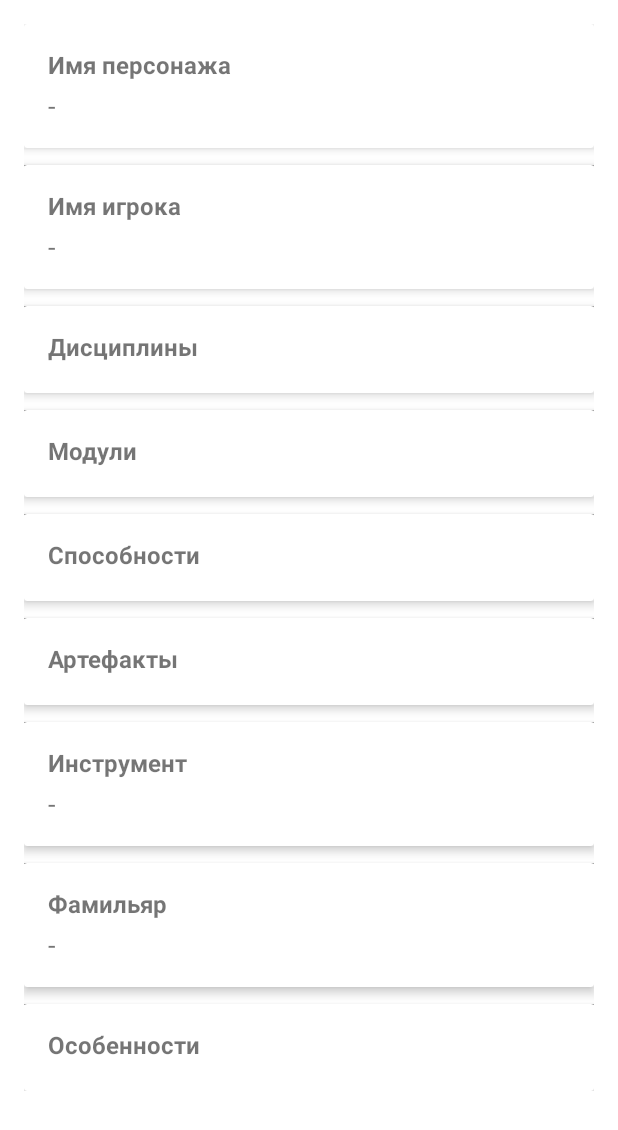
After one commit to Bas9312/Shift, an Android app: the ProfileActivity screen opened directly, with no data from a screen before it, on a phone screen of 412 x 824 dp. The commit adds this screen. Shown: the top 1130 px of the screen. Run offline under Robolectric (Android 15) with nearby library versions, the phone set to English and light mode, and no system bars; network calls fail; 1 statement that could not run was skipped.

Commit message:
Profile and aura

```diff
--- a/app/src/main/AndroidManifest.xml
+++ b/app/src/main/AndroidManifest.xml
@@ -43,6 +43,10 @@
             android:name=".ui.PointManagementActivity"
             android:exported="false" />
 
+        <activity
+            android:name=".ui.ProfileActivity"
+            android:exported="false" />
+
         <service
             android:name=".services.LocationService"
             android:exported="false" />
--- a/app/src/main/java/bas/app/shift/MainActivity.kt
+++ b/app/src/main/java/bas/app/shift/MainActivity.kt
@@ -60,6 +60,10 @@ class MainActivity : ComponentActivity() {
         binding.openAuraButton.setOnClickListener {
             startActivity(Intent(this, bas.app.shift.ui.AuraActivity::class.java))
         }
+
+        binding.btnOpenProfile.setOnClickListener {
+            startActivity(Intent(this, bas.app.shift.ui.ProfileActivity::class.java))
+        }
     }
 
     private fun updateUI() {
--- a/app/src/main/java/bas/app/shift/api/RetrofitClient.kt
+++ b/app/src/main/java/bas/app/shift/api/RetrofitClient.kt
@@ -1,7 +1,5 @@
-package com.example.shift.data.api
+package bas.app.shift.api
 
-import bas.app.shift.api.AuraApi
-import bas.app.shift.api.ShiftApi
 import okhttp3.OkHttpClient
 import okhttp3.logging.HttpLoggingInterceptor
 import retrofit2.Retrofit
@@ -36,4 +34,5 @@ object RetrofitClient {
 
     val shiftApi: ShiftApi = retrofit.create(ShiftApi::class.java)
     val auraApi: AuraApi = retrofit.create(AuraApi::class.java)
+    val userProfileApi: UserProfileApi = retrofit.create(UserProfileApi::class.java)
 }
--- /dev/null
+++ b/app/src/main/java/bas/app/shift/api/UserProfileApi.kt
@@ -0,0 +1,11 @@
+package bas.app.shift.api
+
+import bas.app.shift.models.User
+import retrofit2.Call
+import retrofit2.http.GET
+import retrofit2.http.Path
+
+interface UserProfileApi {
+    @GET("/api/v1/users/{id}")
+    fun getUserProfile(@Path("id") userId: String): Call<User>
+}
--- /dev/null
+++ b/app/src/main/java/bas/app/shift/helpers/UserPrefsHelper.kt
@@ -0,0 +1,20 @@
+package bas.app.shift.helpers
+
+import android.content.Context
+import android.content.SharedPreferences
+
+object UserPrefsHelper {
+    private const val PREFS_NAME = "user_prefs"
+    private const val KEY_USER_ID = "current_user_id"
+    private const val DEFAULT_USER_ID = "user-123"
+
+    fun getUserId(context: Context): String {
+        val prefs = context.getSharedPreferences(PREFS_NAME, Context.MODE_PRIVATE)
+        return prefs.getString(KEY_USER_ID, DEFAULT_USER_ID) ?: DEFAULT_USER_ID
+    }
+
+    fun setUserId(context: Context, userId: String) {
+        val prefs = context.getSharedPreferences(PREFS_NAME, Context.MODE_PRIVATE)
+        prefs.edit().putString(KEY_USER_ID, userId).apply()
+    }
+}
--- a/app/src/main/java/bas/app/shift/services/ServerService.kt
+++ b/app/src/main/java/bas/app/shift/services/ServerService.kt
@@ -7,7 +7,7 @@ import bas.app.shift.helpers.LogHelper
 import bas.app.shift.models.Point
 import bas.app.shift.models.PointRequest
 import bas.app.shift.models.UserLocation
-import com.example.shift.data.api.RetrofitClient
+import bas.app.shift.api.RetrofitClient
 import com.google.android.gms.maps.model.LatLng
 import kotlinx.coroutines.CoroutineScope
 import kotlinx.coroutines.Dispatchers
--- a/app/src/main/java/bas/app/shift/ui/AuraActivity.kt
+++ b/app/src/main/java/bas/app/shift/ui/AuraActivity.kt
@@ -5,8 +5,7 @@ import android.widget.Toast
 import androidx.appcompat.app.AppCompatActivity
 import bas.app.shift.R
 import bas.app.shift.api.AuraApi
-import bas.app.shift.models.*
-import com.example.shift.data.api.RetrofitClient
+import bas.app.shift.api.RetrofitClient
 import kotlinx.coroutines.CoroutineScope
 import kotlinx.coroutines.Dispatchers
 import kotlinx.coroutines.launch
--- a/app/src/main/java/bas/app/shift/ui/AuraCanvasView.kt
+++ b/app/src/main/java/bas/app/shift/ui/AuraCanvasView.kt
@@ -101,7 +101,7 @@ class AuraCanvasView @JvmOverloads constructor(
             style = Paint.Style.FILL
             alpha = if (aura.auraHidden) 80 else 180
         }
-        canvas.drawOval(centerX, centerY, auraRadius, paintAura)
+        canvas.drawCircle(centerX, centerY, auraRadius, paintAura)
 
         // 10 слотов для проблем по кругу вокруг человека
         val slotsCount = 10
--- /dev/null
+++ b/app/src/main/res/layout/activity_profile.xml
@@ -0,0 +1,254 @@
+<?xml version="1.0" encoding="utf-8"?>
+<ScrollView xmlns:android="http://schemas.android.com/apk/res/android"
+    xmlns:app="http://schemas.android.com/apk/res-auto"
+    android:layout_width="match_parent"
+    android:layout_height="match_parent"
+    android:padding="16dp">
+
+    <LinearLayout
+        android:layout_width="match_parent"
+        android:layout_height="wrap_content"
+        android:orientation="vertical"
+        android:divider="@android:color/darker_gray"
+        android:showDividers="middle">
+
+        <!-- Имя персонажа -->
+        <androidx.cardview.widget.CardView
+            android:layout_width="match_parent"
+            android:layout_height="wrap_content"
+            android:layout_marginBottom="12dp"
+            app:cardElevation="4dp">
+            <LinearLayout
+                android:layout_width="match_parent"
+                android:layout_height="wrap_content"
+                android:orientation="vertical"
+                android:padding="16dp">
+                <TextView
+                    android:text="Имя персонажа"
+                    android:textStyle="bold"
+                    android:textSize="16sp"
+                    android:layout_width="match_parent"
+                    android:layout_height="wrap_content"/>
+                <TextView
+                    android:id="@+id/profile_character_name"
+                    android:text="-"
+                    android:textSize="18sp"
+                    android:layout_marginTop="4dp"
+                    android:layout_width="match_parent"
+                    android:layout_height="wrap_content"/>
+            </LinearLayout>
+        </androidx.cardview.widget.CardView>
+
+        <!-- Имя игрока -->
+        <androidx.cardview.widget.CardView
+            android:layout_width="match_parent"
+            android:layout_height="wrap_content"
+            android:layout_marginBottom="12dp"
+            app:cardElevation="4dp">
+            <LinearLayout
+                android:layout_width="match_parent"
+                android:layout_height="wrap_content"
+                android:orientation="vertical"
+                android:padding="16dp">
+                <TextView
+                    android:text="Имя игрока"
+                    android:textStyle="bold"
+                    android:textSize="16sp"
+                    android:layout_width="match_parent"
+                    android:layout_height="wrap_content"/>
+                <TextView
+                    android:id="@+id/profile_player_name"
+                    android:text="-"
+                    android:textSize="18sp"
+                    android:layout_marginTop="4dp"
+                    android:layout_width="match_parent"
+                    android:layout_height="wrap_content"/>
+            </LinearLayout>
+        </androidx.cardview.widget.CardView>
+
+        <!-- Дисциплины -->
+        <androidx.cardview.widget.CardView
+            android:layout_width="match_parent"
+            android:layout_height="wrap_content"
+            android:layout_marginBottom="12dp"
+            app:cardElevation="4dp">
+            <LinearLayout
+                android:layout_width="match_parent"
+                android:layout_height="wrap_content"
+                android:orientation="vertical"
+                android:padding="16dp">
+                <TextView
+                    android:text="Дисциплины"
+                    android:textStyle="bold"
+                    android:textSize="16sp"
+                    android:layout_width="match_parent"
+                    android:layout_height="wrap_content"/>
+                <LinearLayout
+                    android:id="@+id/profile_disciplines_list"
+                    android:layout_width="match_parent"
+                    android:layout_height="wrap_content"
+                    android:orientation="vertical"
+                    android:layout_marginTop="4dp"/>
+            </LinearLayout>
+        </androidx.cardview.widget.CardView>
+
+        <!-- Модули -->
+        <androidx.cardview.widget.CardView
+            android:layout_width="match_parent"
+            android:layout_height="wrap_content"
+            android:layout_marginBottom="12dp"
+            app:cardElevation="4dp">
+            <LinearLayout
+                android:layout_width="match_parent"
+                android:layout_height="wrap_content"
+                android:orientation="vertical"
+                android:padding="16dp">
+                <TextView
+                    android:text="Модули"
+                    android:textStyle="bold"
+                    android:textSize="16sp"
+                    android:layout_width="match_parent"
+                    android:layout_height="wrap_content"/>
+                <LinearLayout
+                    android:id="@+id/profile_modules_list"
+                    android:layout_width="match_parent"
+                    android:layout_height="wrap_content"
+                    android:orientation="vertical"
+                    android:layout_marginTop="4dp"/>
+            </LinearLayout>
+        </androidx.cardview.widget.CardView>
+
+        <!-- Способности -->
+        <androidx.cardview.widget.CardView
+            android:layout_width="match_parent"
+            android:layout_height="wrap_content"
+            android:layout_marginBottom="12dp"
+            app:cardElevation="4dp">
+            <LinearLayout
+                android:layout_width="match_parent"
+                android:layout_height="wrap_content"
+                android:orientation="vertical"
+                android:padding="16dp">
+                <TextView
+                    android:text="Способности"
+                    android:textStyle="bold"
+                    android:textSize="16sp"
+                    android:layout_width="match_parent"
+                    android:layout_height="wrap_content"/>
+                <LinearLayout
+                    android:id="@+id/profile_abilities_list"
+                    android:layout_width="match_parent"
+                    android:layout_height="wrap_content"
+                    android:orientation="vertical"
+                    android:layout_marginTop="4dp"/>
+            </LinearLayout>
+        </androidx.cardview.widget.CardView>
+
+        <!-- Артефакты (секция скрывается если нет Артефактологии) -->
+        <androidx.cardview.widget.CardView
+            android:id="@+id/profile_artifacts_section"
+            android:layout_width="match_parent"
+            android:layout_height="wrap_content"
+            android:layout_marginBottom="12dp"
+            app:cardElevation="4dp">
+            <LinearLayout
+                android:layout_width="match_parent"
+                android:layout_height="wrap_content"
+                android:orientation="vertical"
+                android:padding="16dp">
+                <TextView
+                    android:text="Артефакты"
+                    android:textStyle="bold"
+                    android:textSize="16sp"
+                    android:layout_width="match_parent"
+                    android:layout_height="wrap_content"/>
+                <LinearLayout
+                    android:id="@+id/profile_artifacts_list"
+                    android:layout_width="match_parent"
+                    android:layout_height="wrap_content"
+                    android:orientation="vertical"
+                    android:layout_marginTop="4dp"/>
+            </LinearLayout>
+        </androidx.cardview.widget.CardView>
+
+        <!-- Инструмент -->
+        <androidx.cardview.widget.CardView
+            android:layout_width="match_parent"
+            android:layout_height="wrap_content"
+            android:layout_marginBottom="12dp"
+            app:cardElevation="4dp">
+            <LinearLayout
+                android:layout_width="match_parent"
+                android:layout_height="wrap_content"
+                android:orientation="vertical"
+                android:padding="16dp">
+                <TextView
+                    android:text="Инструмент"
+                    android:textStyle="bold"
+                    android:textSize="16sp"
+                    android:layout_width="match_parent"
+                    android:layout_height="wrap_content"/>
+                <TextView
+                    android:id="@+id/profile_instrument"
+                    android:text="-"
+                    android:textSize="18sp"
+                    android:layout_marginTop="4dp"
+                    android:layout_width="match_parent"
+                    android:layout_height="wrap_content"/>
+            </LinearLayout>
+        </androidx.cardview.widget.CardView>
+
+        <!-- Фамильяр -->
+        <androidx.cardview.widget.CardView
+            android:layout_width="match_parent"
+            android:layout_height="wrap_content"
+            android:layout_marginBottom="12dp"
+            app:cardElevation="4dp">
+            <LinearLayout
+                android:layout_width="match_parent"
+                android:layout_height="wrap_content"
+                android:orientation="vertical"
+                android:padding="16dp">
+                <TextView
+                    android:text="Фамильяр"
+                    android:textStyle="bold"
+                    android:textSize="16sp"
+                    android:layout_width="match_parent"
+                    android:layout_height="wrap_content"/>
+                <TextView
+                    android:id="@+id/profile_familiar"
+                    android:text="-"
+                    android:textSize="18sp"
+                    android:layout_marginTop="4dp"
+                    android:layout_width="match_parent"
+                    android:layout_height="wrap_content"/>
+            </LinearLayout>
+        </androidx.cardview.widget.CardView>
+
+        <!-- Прочее -->
+        <androidx.cardview.widget.CardView
+            android:layout_width="match_parent"
+            android:layout_height="wrap_content"
+            app:cardElevation="4dp">
+            <LinearLayout
+                android:layout_width="match_parent"
+                android:layout_height="wrap_content"
+                android:orientation="vertical"
+                android:padding="16dp">
+                <TextView
+                    android:text="Особенности"
+                    android:textStyle="bold"
+                    android:textSize="16sp"
+                    android:layout_width="match_parent"
+                    android:layout_height="wrap_content"/>
+                <LinearLayout
+                    android:id="@+id/profile_misc_list"
+                    android:layout_width="match_parent"
+                    android:layout_height="wrap_content"
+                    android:orientation="vertical"
+                    android:layout_marginTop="4dp"/>
+            </LinearLayout>
+        </androidx.cardview.widget.CardView>
+
+    </LinearLayout>
+</ScrollView>
```
Also changed, not shown: app/src/main/java/bas/app/shift/models/User.kt (added, +29 -0 lines), app/src/main/java/bas/app/shift/ui/ProfileActivity.kt (added, +137 -0 lines), app/src/main/res/layout/activity_main.xml (+7 -0 lines).
